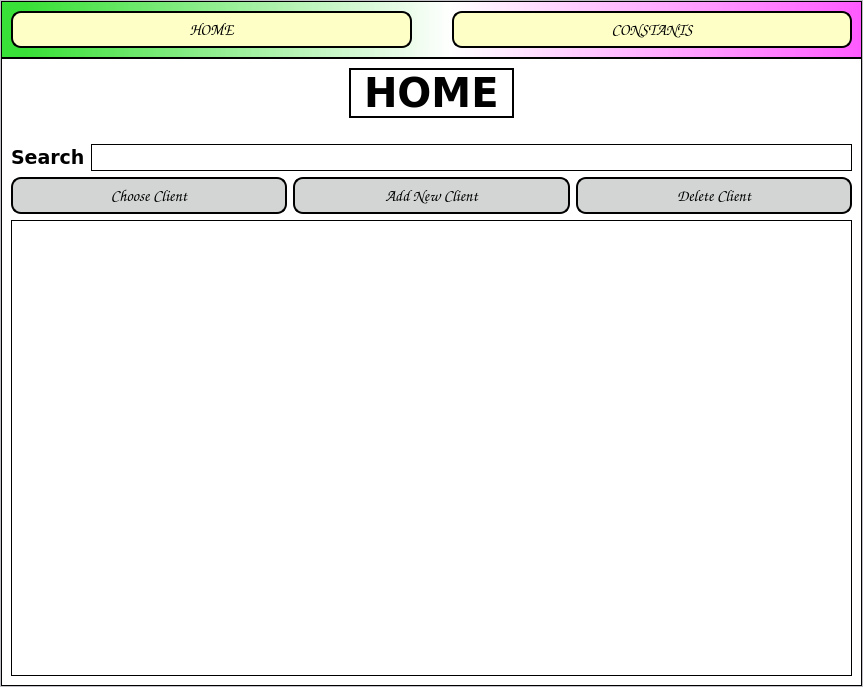
The window that app/gui/main_window.ui (JasonLaux/DC-Boxjelly) describes before a commit, drawn with Qt 5.
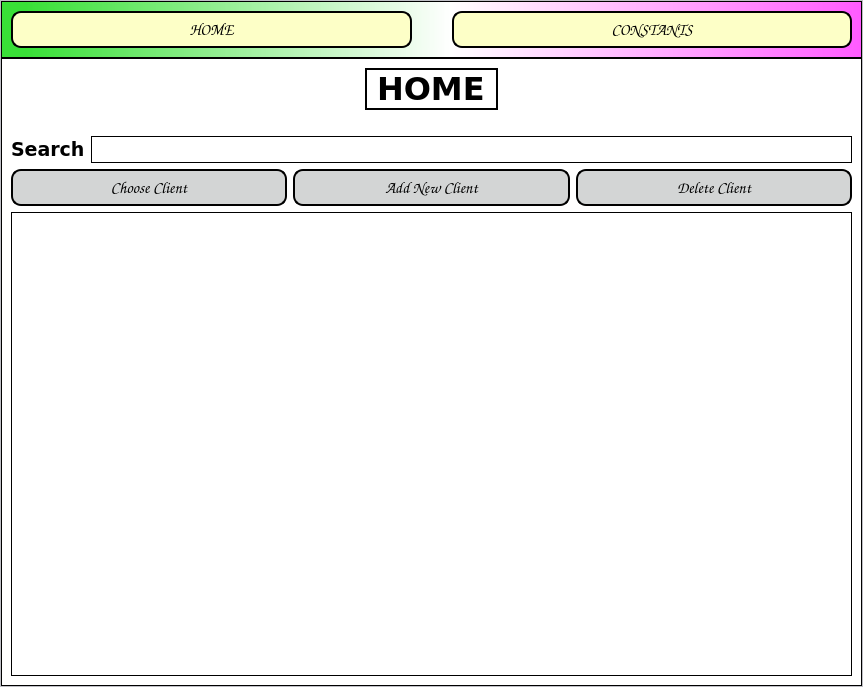
The same window after the commit.

Commit message: Reduce font sizes and ensure layout are consistent

The edit to the form file:
```diff
--- a/app/gui/main_window.ui
+++ b/app/gui/main_window.ui
@@ -541,7 +541,7 @@
                 <property name="font">
                  <font>
                   <family>Verdana</family>
-                  <pointsize>30</pointsize>
+                  <pointsize>24</pointsize>
                  </font>
                 </property>
                 <property name="frameShape">
@@ -722,7 +722,7 @@
                 <property name="font">
                  <font>
                   <family>Verdana</family>
-                  <pointsize>18</pointsize>
+                  <pointsize>14</pointsize>
                  </font>
                 </property>
                 <property name="styleSheet">
```
Left out of the diff: 12 changed lines with no effect on the pictures. The commit also changes 3 other files.
